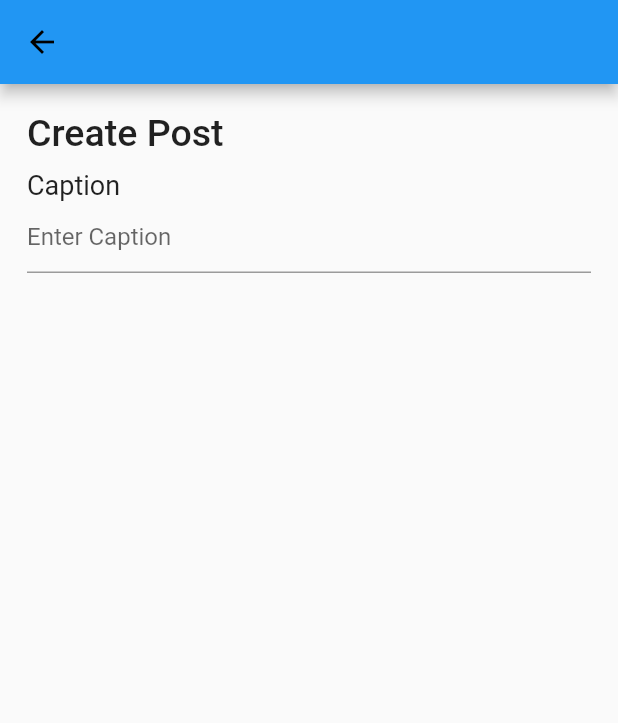
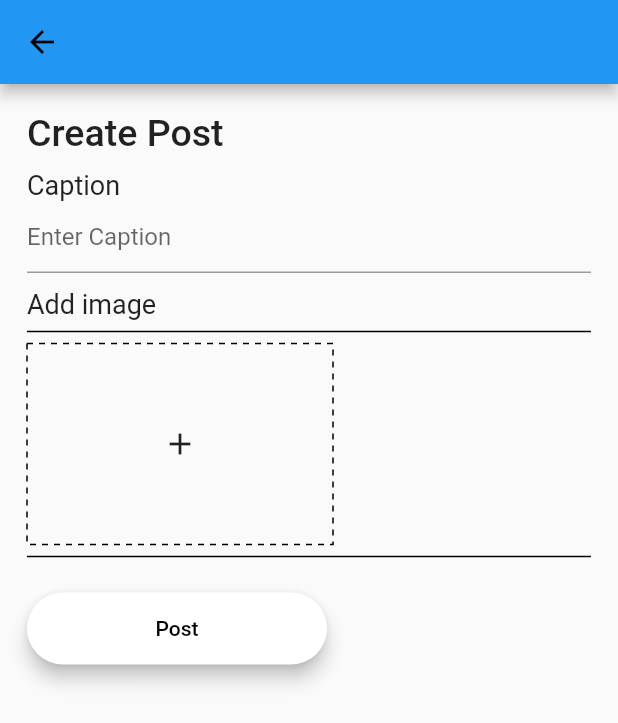
Before and after one commit to VinayakG311/RESET, a Flutter app: the Community widget shown alone on an empty page, opened directly with empty values, after a tap on "My Posts", after a tap on "Add Post", on a phone screen of 412 x 824 dp. Shown: the top 723 px of the screen. Run offline on Flutter 3.47's test engine with Material 2 defaults, Android fonts, the phone set to English and light mode, and no system bars; drawn by our look-alikes of dotted_border; our stand-ins replace audioplayers, cached_network_image, cloud_firestore, curved_navigation_bar, firebase_auth, firebase_core and 7 more; missing offline and left inert: ff_navigation_bar_lts; accounts and stored records are empty; network calls fail.

Commit message:
community

```diff
--- a/lib/Professional/ProfessionalHomePage.dart
+++ b/lib/Professional/ProfessionalHomePage.dart
@@ -74,8 +74,8 @@ class _ProfessionalHomePageState extends State<ProfessionalHomePage> {
           unselectedItemIconColor: Colors.black,
         ),
         items:  [
-          FFNavigationBarItem(iconData:(CupertinoIcons.chat_bubble_text),label: "",),
-          FFNavigationBarItem(iconData:(Icons.call),label: ""),
+          FFNavigationBarItem(iconData:(Icons.call),label: "",),
+          FFNavigationBarItem(iconData:(CupertinoIcons.chat_bubble_text),label: ""),
           FFNavigationBarItem(iconData: Icons.home,label: "",),
           FFNavigationBarItem(iconData:(Icons.view_agenda),label: ""),
           FFNavigationBarItem(iconData:(Icons.attach_money),label: ""),
--- a/lib/Professional/ProfessionalScreens/Community.dart
+++ b/lib/Professional/ProfessionalScreens/Community.dart
@@ -1,3 +1,5 @@
+import 'dart:io';
+
 import 'package:cloud_firestore/cloud_firestore.dart';
 import 'package:firebase_auth/firebase_auth.dart';
 import 'package:flutter/cupertino.dart';
@@ -28,8 +30,7 @@ class _CommunityState extends State<Community> {
   Widget build(BuildContext context) {
     List<Widget> list = [MyCommunity(model: widget.model,firebaseUser: widget.firebaseUser,),MyPosts(model: widget.model,firebaseUser: widget.firebaseUser,)];
     int val=widget.type!;
-    return SingleChildScrollView(
-      child: Column(
+    return Column(
       mainAxisSize: MainAxisSize.min,
       children: [
         Padding(
@@ -120,9 +121,8 @@ class _CommunityState extends State<Community> {
           Navigator.of(context).push(MaterialPageRoute(builder: (context)=>CreatePosts(model: widget.model,firebaseUser: widget.firebaseUser,)));
 
         },Colors.white),
-          x==0?SingleChildScrollView(child: list[val]):SingleChildScrollView(child: list[val2]),
+        x==0?list[val]:list[val2],
       ],
-      ),
     );
   }
 }
@@ -140,10 +140,10 @@ class MyCommunity extends StatefulWidget {
 class _MyCommunityState extends State<MyCommunity> {
   @override
   Widget build(BuildContext context) {
-    return Padding(
+    return Flexible(
+      child: Padding(
         padding: const EdgeInsets.only(top: 25.0),
-      child: Container(
-        child:StreamBuilder(
+        child: StreamBuilder(
           stream: FirebaseFirestore.instance.collection("Posts").snapshots(),
           builder: (BuildContext context, AsyncSnapshot<dynamic> snapshot) {
             if(snapshot.connectionState==ConnectionState.active){
@@ -170,7 +170,8 @@ class _MyCommunityState extends State<MyCommunity> {
             }
           },
 
-        ),),
+        ),
+      ),
     );
   }
 }
@@ -187,10 +188,10 @@ class MyPosts extends StatefulWidget {
 class _MyPostsState extends State<MyPosts> {
   @override
   Widget build(BuildContext context) {
-    return Padding(
+    return Flexible(
+      child: Padding(
         padding: const EdgeInsets.only(top: 25.0),
-      child: Container(
-        child:StreamBuilder(
+        child: StreamBuilder(
           stream: FirebaseFirestore.instance.collection("Professional").doc(widget.model.uid).collection("posts").snapshots(),
           builder: (BuildContext context, AsyncSnapshot<dynamic> snapshot) {
             if(snapshot.connectionState==ConnectionState.active){
@@ -220,7 +221,8 @@ class _MyPostsState extends State<MyPosts> {
             }
           },
 
-        ),),
+        ),
+      ),
     );
   }
 }
@@ -257,9 +259,12 @@ class _PostsCardState extends State<PostsCard> {
           child: Row(
             mainAxisAlignment: MainAxisAlignment.center,
             children: [
-              Image.network(widget.posts.img!,width: 390,),
+
+
+              Uri.parse(widget.posts.img!).isAbsolute==false?Image.file(File(widget.posts.img!),width: 390,):Image.network(widget.posts.img!,width: 390,),
             ],
           ),
+
          onDoubleTap: () async {
 
             setState(() {
@@ -281,7 +286,7 @@ class _PostsCardState extends State<PostsCard> {
 
             await FirebaseFirestore.instance.collection("Posts").doc(widget.posts.uid).set(widget.posts.toMap());
 
-            //  print("double");
+             print("double");
          },
         ),
 
@@ -364,10 +369,8 @@ class _PostsCardState extends State<PostsCard> {
                         }
                       });
                       await FirebaseFirestore.instance.collection("Posts").doc(widget.posts.uid).set(widget.posts.toMap());
-
                     }
                     ,),
-
                 ],
               ),
             ),
--- a/lib/Professional/ProfessionalScreens/CreatePosts.dart
+++ b/lib/Professional/ProfessionalScreens/CreatePosts.dart
@@ -1,13 +1,19 @@
 
 
 
+import 'dart:io';
 import 'package:cloud_firestore/cloud_firestore.dart';
+import 'package:dotted_border/dotted_border.dart';
 import 'package:firebase_auth/firebase_auth.dart';
 import 'package:flutter/cupertino.dart';
 import 'package:flutter/material.dart';
+import 'package:flutter/services.dart';
+import 'package:image_picker/image_picker.dart';
+import 'package:reset/components/RoundedButtons.dart';
 import 'package:uuid/uuid.dart';
 
 import '../../Models/Database.dart';
+File? images;
 
 class CreatePosts extends StatefulWidget {
   const CreatePosts({Key? key, required this.model, this.firebaseUser}) : super(key: key);
@@ -19,8 +25,21 @@ class CreatePosts extends StatefulWidget {
 }
 
 class _CreatePostsState extends State<CreatePosts> {
+  int x=1;
+
   String title='';
   String caption='';
+  Future pickImagees() async{
+    try{
+      final image=await ImagePicker().pickImage(source: ImageSource.gallery);
+      if(image==null)return;
+      final tempImg =  File(image.path) ;
+      setState(() {
+        images = tempImg;
+      });}on PlatformException catch(e){
+      print("Could pick imag$e");
+    }
+  }
   @override
   Widget build(BuildContext context) {
     return Scaffold(
@@ -44,12 +63,18 @@ class _CreatePostsState extends State<CreatePosts> {
                   caption=value;
                 });
               },
-
-            )
+            ),
+            SizedBox(height: 10,),
+            Text("Add image",style: TextStyle(fontSize: 18),),
+            IMGChosen(img: images,onpress: (){pickImagees();}),
+            RoundedButton(Colors.white, "Post",
+                    () {
+                       Posts posts = Posts(img: images?.path,uploadedby:widget.model.firstname ,likes: 0,caption: caption,uid: new Uuid().v1(),bookmarks: 0);
+                       FirebaseFirestore.instance.collection("Professional").doc(widget.model.uid).collection("posts").doc(posts.uid).set(posts.toMap());
 
 
-
-
+                    }, Colors.black),
+      //      ],
           ],
 
         ),
@@ -66,3 +91,91 @@ class _CreatePostsState extends State<CreatePosts> {
 // FirebaseFirestore.instance.collection("Professional").doc(widget.model.uid).collection("posts").doc(posts.uid).set(posts.toMap());
 // },
 // ),
+
+
+class IMGChosen extends StatefulWidget {
+  IMGChosen({
+    Key? key,
+    required this.img, required this.onpress
+  }) : super(key: key);
+  File? img;
+  final void Function() onpress;
+
+  @override
+  State<IMGChosen> createState() => _IMGChosenState();
+}
+
+class _IMGChosenState extends State<IMGChosen> {
+  static int x=0;
+  @override
+  Widget build(BuildContext context) {
+    return Column(
+      mainAxisSize: MainAxisSize.min,
+      children: [
+        const Divider(thickness: 1,color: Colors.black,),
+        x==0? widget.img!=null? Container(
+          alignment: Alignment.centerLeft,
+          child: Row(
+            children: [
+              SizedBox(
+                width: 200,
+                height: 130,
+                child: Image.file(widget.img!),
+              ),
+              Padding(padding:const EdgeInsets.only(bottom: 110) ,
+                  child: IconButton(
+                    icon: const Icon(Icons.close),
+                    onPressed:(){
+                      //  widget.img=null;
+                      setState(() {
+                        widget.img=null;
+                        images=null;
+                      });
+
+
+                    },
+                  ))
+            ],
+          ),
+        )
+
+            :Container(
+          alignment: Alignment.centerLeft,
+          child: InkWell(
+            onTap: widget.onpress,
+            child: DottedBorder(
+                dashPattern: const [4,4],
+                child:Container(
+                  height: 130,
+                  width: 200,
+                  alignment: Alignment.center,
+                  child: const SizedBox(
+
+                    child: Icon(Icons.add),
+                  ),
+                )),
+          ),
+        ):Container(alignment: Alignment.centerLeft,
+          child: InkWell(
+            onTap: (){
+              widget.onpress;
+            },
+            child: DottedBorder(
+                dashPattern: const [4,4],
+                child:Container(
+                  height: 130,
+                  width: 200,
+                  alignment: Alignment.center,
+                  child: const SizedBox(
+
+                    child: Icon(Icons.add),
+                  ),
+                )),
+          ),
+        ) ,
+        const Divider(thickness: 1,color: Colors.black,),
+
+      ],
+    );
+  }
+}
--- a/lib/screens/Book Screen /Journal.dart
+++ b/lib/screens/Book Screen /Journal.dart
@@ -26,6 +26,7 @@ class _JournalState extends State<Journal> {
   @override
   Widget build(BuildContext context) {
     return Scaffold(
+      resizeToAvoidBottomInset: false,
       appBar:  AppBar(
         actions: [
           ProfileIcon(
--- a/lib/screens/Meditation Screen/Calming.dart
+++ b/lib/screens/Meditation Screen/Calming.dart
@@ -72,7 +72,6 @@
 
               ),
             ),
-
             Padding(
               padding: const EdgeInsets.only(left: 175.0),
               child: DropdownButton<String>(
@@ -148,8 +147,6 @@
                 ),
               ],
             ),
-
-
             Padding(
               padding: const EdgeInsets.only(left: 50.0,right: 50.0),
               child: Row(
```
Also changed, not shown: lib/Professional/ProfessionalScreens/ChatRooms.dart (+32 -7 lines), 1 other file. Lines whose indentation alone changed are shown as unchanged.
